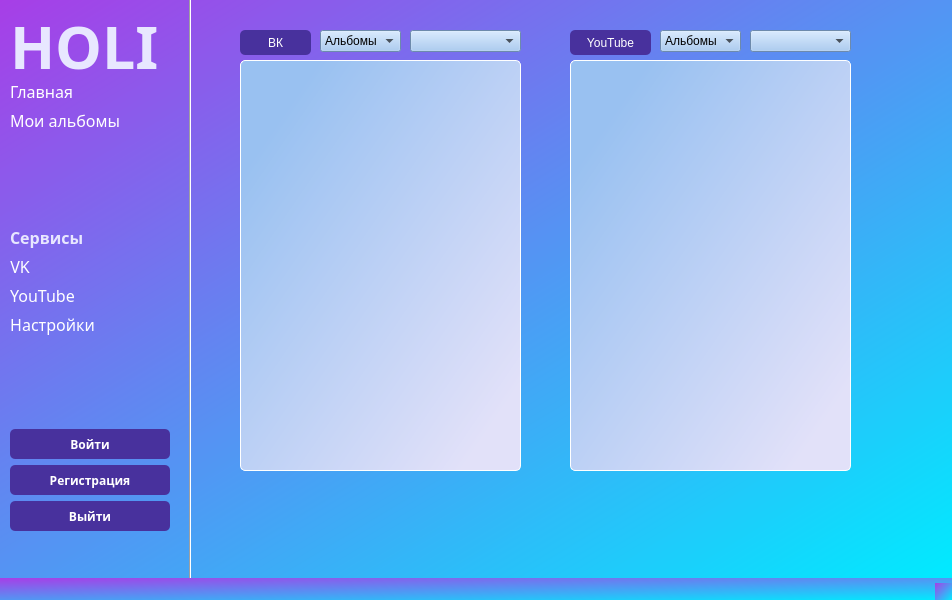
Old version of the form client/include/gui/mainwindow.ui in the repository cpp-park-vk-education/2023_1_Holi.
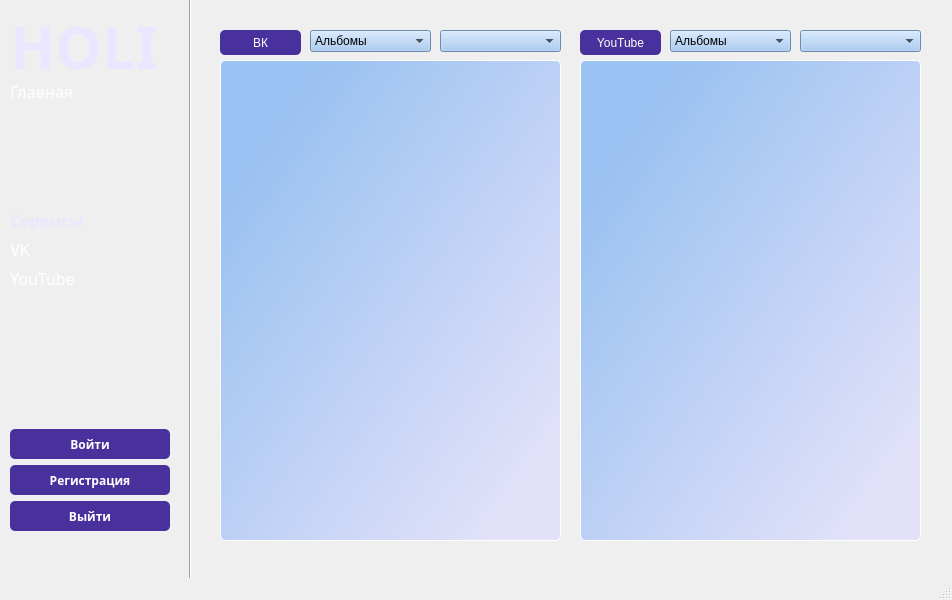
New version of the form. Icons and pictures are not drawn.

Diff of the .ui file:
```diff
--- a/client/include/gui/mainwindow.ui
+++ b/client/include/gui/mainwindow.ui
@@ -15,7 +15,10 @@
   </property>
   <property name="styleSheet">
    <string notr="true">background-color: qlineargradient(spread:pad, x1:0, y1:0, x2:1, y2:1, stop:0 rgba(167, 62, 231, 255), stop:1 rgba(0, 235, 255, 255));
-</string>
+
+QStatusBar {
+ 	сolor: white;
+}</string>
   </property>
   <widget class="QWidget" name="centralwidget">
    <widget class="Line" name="line">
@@ -42,8 +45,8 @@
      <rect>
       <x>190</x>
       <y>20</y>
-      <width>731</width>
-      <height>491</height>
+      <width>751</width>
+      <height>531</height>
      </rect>
     </property>
     <property name="styleSheet">
@@ -56,9 +59,9 @@
      <widget class="QComboBox" name="YouTube_main_type_request">
       <property name="geometry">
        <rect>
-        <x>470</x>
+        <x>480</x>
         <y>10</y>
-        <width>81</width>
+        <width>121</width>
         <height>22</height>
        </rect>
       </property>
@@ -82,9 +85,9 @@
      <widget class="QComboBox" name="VK_main_playists">
       <property name="geometry">
        <rect>
-        <x>220</x>
+        <x>250</x>
         <y>10</y>
-        <width>111</width>
+        <width>121</width>
         <height>22</height>
        </rect>
       </property>
@@ -95,9 +98,9 @@
      <widget class="QPushButton" name="VK_getAllAlboms">
       <property name="geometry">
        <rect>
-        <x>50</x>
+        <x>30</x>
         <y>10</y>
-        <width>71</width>
+        <width>81</width>
         <height>25</height>
        </rect>
       </property>
@@ -127,9 +130,9 @@
      <widget class="QComboBox" name="VK_main_type_request">
       <property name="geometry">
        <rect>
-        <x>130</x>
+        <x>120</x>
         <y>10</y>
-        <width>81</width>
+        <width>121</width>
         <height>22</height>
        </rect>
       </property>
@@ -150,7 +153,7 @@
      <widget class="QPushButton" name="YouTube_getAllAlboms">
       <property name="geometry">
        <rect>
-        <x>380</x>
+        <x>390</x>
         <y>10</y>
         <width>81</width>
         <height>25</height>
@@ -182,9 +185,9 @@
      <widget class="QComboBox" name="YouTube_main_playists">
       <property name="geometry">
        <rect>
-        <x>560</x>
+        <x>610</x>
         <y>10</y>
-        <width>101</width>
+        <width>121</width>
         <height>22</height>
        </rect>
       </property>
@@ -198,25 +201,45 @@
      <widget class="QListWidget" name="VK_main_list_item">
       <property name="geometry">
        <rect>
-        <x>50</x>
+        <x>30</x>
         <y>40</y>
-        <width>281</width>
-        <height>411</height>
+        <width>341</width>
+        <height>481</height>
        </rect>
       </property>
       <property name="styleSheet">
        <string notr="true">border: 1px solid #ffffff;
 border-radius: 5px;
-background-color: qlineargradient(spread:pad, x1:0, y1:0, x2:1, y2:1, stop:0.140704 rgba(153, 193, 241, 255), stop:0.894472 rgba(226, 225, 249, 255));</string>
+background-color: qlineargradient(spread:pad, x1:0, y1:0, x2:1, y2:1, stop:0.140704 rgba(153, 193, 241, 255), stop:0.894472 rgba(226, 225, 249, 255));
+
+</string>
+      </property>
+      <property name="horizontalScrollBarPolicy">
+       <enum>Qt::ScrollBarAlwaysOff</enum>
+      </property>
+      <property name="resizeMode">
+       <enum>QListView::Adjust</enum>
+      </property>
+      <property name="spacing">
+       <number>7</number>
+      </property>
+      <property name="gridSize">
+       <size>
+        <width>0</width>
+        <height>25</height>
+       </size>
+      </property>
+      <property name="wordWrap">
+       <bool>false</bool>
       </property>
      </widget>
      <widget class="QListWidget" name="YouTube_main_list_item">
       <property name="geometry">
        <rect>
-        <x>380</x>
+        <x>390</x>
         <y>40</y>
-        <width>281</width>
-        <height>411</height>
+        <width>341</width>
+        <height>481</height>
        </rect>
       </property>
       <property name="styleSheet">
@@ -224,6 +247,24 @@
 border-radius: 5px;
 background-color: qlineargradient(spread:pad, x1:0, y1:0, x2:1, y2:1, stop:0.140704 rgba(153, 193, 241, 255), stop:0.894472 rgba(226, 225, 249, 255));</string>
       </property>
+      <property name="horizontalScrollBarPolicy">
+       <enum>Qt::ScrollBarAlwaysOff</enum>
+      </property>
+      <property name="resizeMode">
+       <enum>QListView::Adjust</enum>
+      </property>
+      <property name="spacing">
+       <number>7</number>
+      </property>
+      <property name="gridSize">
+       <size>
+        <width>0</width>
+        <height>25</height>
+       </size>
+      </property>
+      <property name="wordWrap">
+       <bool>false</bool>
+      </property>
      </widget>
     </widget>
     <widget class="QWidget" name="login">
@@ -1190,43 +1231,18 @@
        </property>
       </widget>
      </item>
-     <item alignment="Qt::AlignLeft">
-      <widget class="QPushButton" name="AlbomsButton">
-       <property name="font">
-        <font>
-         <family>Play</family>
-         <pointsize>12</pointsize>
-        </font>
-       </property>
-       <property name="styleSheet">
-        <string notr="true">QPushButton {
-	border: none;
-	color: rgb(255, 255, 255);
-
-}
-
-QPushButton:hover {
-	background-color: rgba(102, 64, 191, 169);
-	border-radius: 5px;
-	color: rgb(255, 255, 255);
-	
-}
-</string>
-       </property>
-       <property name="text">
-        <string>Мои альбомы</string>
-       </property>
-      </widget>
-     </item>
      <item>
       <spacer name="verticalSpacer">
        <property name="orientation">
         <enum>Qt::Vertical</enum>
        </property>
+       <property name="sizeType">
+        <enum>QSizePolicy::Fixed</enum>
+       </property>
        <property name="sizeHint" stdset="0">
         <size>
-         <width>155</width>
-         <height>20</height>
+         <width>130</width>
+         <height>100</height>
         </size>
        </property>
       </spacer>
@@ -1307,34 +1323,6 @@
        </property>
       </widget>
      </item>
-     <item alignment="Qt::AlignLeft">
-      <widget class="QPushButton" name="Config_button">
-       <property name="font">
-        <font>
-         <family>Play</family>
-         <pointsize>12</pointsize>
-        </font>
-       </property>
-       <property name="styleSheet">
-        <string notr="true">QPushButton {
-	border: none;
-	color: rgb(255, 255, 255);
-
-}
-
-QPushButton:hover {
-	background-color: rgba(102, 64, 191, 169);
-	border-radius: 5px;
-	color: rgb(255, 255, 255);
-	
-}
-</string>
-       </property>
-       <property name="text">
-        <string>Настройки</string>
-       </property>
-      </widget>
-     </item>
      <item>
       <spacer name="verticalSpacer_3">
        <property name="orientation">
@@ -1535,7 +1523,11 @@
     </rect>
    </property>
   </widget>
-  <widget class="QStatusBar" name="statusbar"/>
+  <widget class="QStatusBar" name="statusbar">
+   <property name="autoFillBackground">
+    <bool>false</bool>
+   </property>
+  </widget>
  </widget>
  <resources/>
  <connections/>
```
